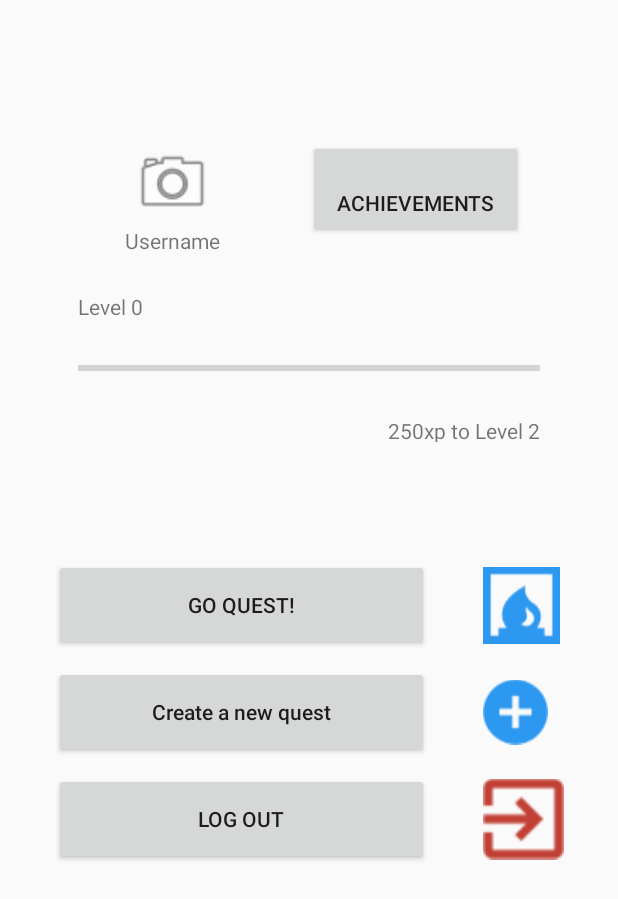
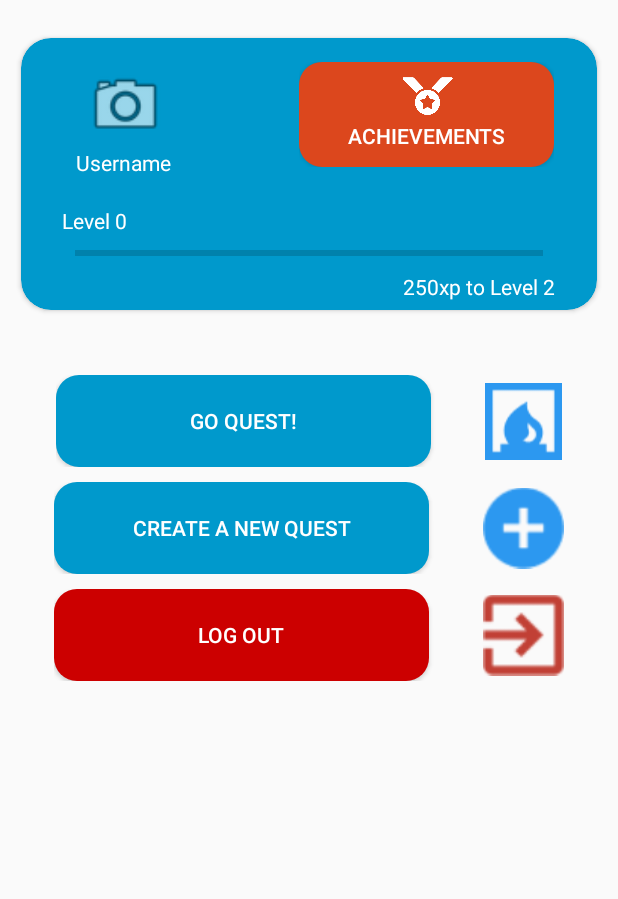
Before and after one commit to LuisPlasencia/LearnQuest, an Android app: the layout activity_perfil.xml on its own in the app's theme, with its tools: preview values and no code run, on a phone screen of 412 x 824 dp. Shown: the top 899 px of the screen. Run offline under Robolectric (Android 15) with nearby library versions, the phone set to English and light mode, and no system bars.

Commit message:
T0.3.2 Finalizando la pantalla de Profile

```diff
--- /dev/null
+++ b/app/src/main/res/drawable/button_background_profile_blue.xml
@@ -0,0 +1,7 @@
+<?xml version="1.0" encoding="utf-8"?>
+<shape xmlns:android="http://schemas.android.com/apk/res/android"
+    android:shape="rectangle" android:padding="10dp">
+    <!-- you can use any color you want I used here gray color-->
+    <solid android:color="@android:color/holo_blue_dark"/>
+    <corners android:radius="15dp"/>
+</shape>
--- /dev/null
+++ b/app/src/main/res/drawable/button_background_profile_red.xml
@@ -0,0 +1,7 @@
+<?xml version="1.0" encoding="utf-8"?>
+<shape xmlns:android="http://schemas.android.com/apk/res/android"
+    android:shape="rectangle" android:padding="10dp">
+    <!-- you can use any color you want I used here gray color-->
+    <solid android:color="@android:color/holo_red_dark"/>
+    <corners android:radius="15dp"/>
+</shape>
--- a/app/src/main/res/layout/activity_perfil.xml
+++ b/app/src/main/res/layout/activity_perfil.xml
@@ -7,100 +7,146 @@
     android:layout_height="match_parent">
 
     <LinearLayout
-        android:id="@+id/linearLayout2"
-        android:layout_width="wrap_content"
-        android:layout_height="wrap_content"
+        android:layout_width="match_parent"
+        android:layout_height="match_parent"
         android:orientation="vertical"
-        app:layout_constraintBottom_toBottomOf="parent"
+        tools:layout_editor_absoluteX="16dp"
+        tools:layout_editor_absoluteY="-206dp">
+
+        <Space
+            android:layout_width="match_parent"
+            android:layout_height="16dp" />
+
+        <androidx.cardview.widget.CardView
+            android:layout_width="400dp"
+            android:layout_height="200dp"
+            android:layout_gravity="center"
+            android:elevation="3dp"
+            app:cardBackgroundColor="@android:color/holo_blue_dark"
+            app:cardCornerRadius="20dp"
+            app:cardUseCompatPadding="true">
+
+            <androidx.constraintlayout.widget.ConstraintLayout
+                android:layout_width="match_parent"
+                android:layout_height="match_parent">
+
+                <ProgressBar
+                    android:id="@+id/progressBar"
+                    style="?android:attr/progressBarStyleHorizontal"
+                    android:layout_width="312dp"
+                    android:layout_height="63dp"
+                    android:layout_marginTop="112dp"
                     app:layout_constraintEnd_toEndOf="parent"
-        app:layout_constraintHorizontal_bias="0.231"
                     app:layout_constraintStart_toStartOf="parent"
-        app:layout_constraintTop_toTopOf="parent"
-        app:layout_constraintVertical_bias="0.126">
+                    app:layout_constraintTop_toTopOf="parent" />
+
+                <RelativeLayout
+                    android:layout_width="170dp"
+                    android:layout_height="70dp"
+                    android:layout_marginTop="16dp"
+                    app:layout_constraintEnd_toEndOf="parent"
+                    app:layout_constraintHorizontal_bias="0.865"
+                    app:layout_constraintStart_toStartOf="parent"
+                    app:layout_constraintTop_toTopOf="parent">
+
+                    <Button
+                        android:id="@+id/achievements_button"
+                        android:layout_width="170dp"
+                        android:layout_height="70dp"
+                        android:background="@drawable/button_background_math"
+                        android:includeFontPadding="false"
+                        android:paddingTop="30dp"
+                        android:text="@string/achievements_button"
+                        android:textColor="@android:color/white" />
 
                     <ImageView
-            android:id="@+id/profile_photo"
-            android:layout_width="54dp"
-            android:layout_height="55dp"
-            android:layout_gravity="center"
-            android:contentDescription="@string/photo_description"
-            app:srcCompat="@android:drawable/ic_menu_camera" />
+                        android:id="@+id/achivement_icon"
+                        android:layout_width="37dp"
+                        android:layout_height="33dp"
+                        android:layout_alignParentStart="true"
+                        android:layout_alignParentTop="true"
+                        android:layout_alignParentEnd="true"
+                        android:layout_marginStart="67dp"
+                        android:layout_marginTop="3dp"
+                        android:layout_marginEnd="66dp"
+                        android:elevation="3dp"
+                        android:outlineProvider="none"
+                        android:tint="@android:color/white"
+                        app:srcCompat="@drawable/achievement" />
+                </RelativeLayout>
 
                 <TextView
                     android:id="@+id/profile_name"
                     android:layout_width="74dp"
                     android:layout_height="22dp"
+                    android:layout_marginTop="72dp"
                     android:gravity="center"
-            android:text="@string/login_username" />
-
-    </LinearLayout>
-
-    <Button
-        android:id="@+id/achievements_button"
-        android:layout_width="143dp"
-        android:layout_height="66dp"
-        android:includeFontPadding="false"
-        android:paddingTop="30dp"
-        android:text="@string/achievements_button"
-        app:layout_constraintBottom_toBottomOf="parent"
+                    android:text="@string/login_username"
+                    android:textColor="@android:color/white"
                     app:layout_constraintEnd_toEndOf="parent"
-        app:layout_constraintHorizontal_bias="0.456"
-        app:layout_constraintStart_toEndOf="@+id/linearLayout2"
-        app:layout_constraintTop_toTopOf="parent"
-        app:layout_constraintVertical_bias="0.123" />
-
-    <LinearLayout
-        android:id="@+id/linearLayout5"
-        android:layout_width="308dp"
-        android:layout_height="100dp"
-        android:orientation="vertical"
-        app:layout_constraintBottom_toBottomOf="parent"
-        app:layout_constraintEnd_toEndOf="parent"
+                    app:layout_constraintHorizontal_bias="0.1"
                     app:layout_constraintStart_toStartOf="parent"
-        app:layout_constraintTop_toBottomOf="@+id/achievements_button"
-        app:layout_constraintVertical_bias="0.063">
+                    app:layout_constraintTop_toTopOf="parent" />
 
                 <TextView
                     android:id="@+id/level_display"
                     android:layout_width="wrap_content"
                     android:layout_height="wrap_content"
                     android:layout_gravity="start"
-            android:text="@string/level_display" />
-
-        <ProgressBar
-            android:id="@+id/progressBar"
-            style="?android:attr/progressBarStyleHorizontal"
-            android:layout_width="312dp"
-            android:layout_height="63dp" />
+                    android:layout_marginTop="112dp"
+                    android:text="@string/level_display"
+                    android:textColor="@android:color/white"
+                    app:layout_constraintEnd_toEndOf="parent"
+                    app:layout_constraintHorizontal_bias="0.081"
+                    app:layout_constraintStart_toStartOf="parent"
+                    app:layout_constraintTop_toTopOf="parent" />
 
                 <TextView
                     android:id="@+id/exp_to_display"
                     android:layout_width="wrap_content"
                     android:layout_height="wrap_content"
                     android:layout_gravity="end"
-            android:text="@string/exp_to_display" />
-    </LinearLayout>
+                    android:layout_marginTop="156dp"
+                    android:text="@string/exp_to_display"
+                    android:textColor="@android:color/white"
+                    app:layout_constraintEnd_toEndOf="parent"
+                    app:layout_constraintHorizontal_bias="0.9"
+                    app:layout_constraintStart_toStartOf="parent"
+                    app:layout_constraintTop_toTopOf="parent" />
 
-    <LinearLayout
-        android:layout_width="wrap_content"
-        android:layout_height="wrap_content"
-        android:orientation="vertical"
-        app:layout_constraintBottom_toBottomOf="parent"
+                <ImageView
+                    android:id="@+id/profile_photo"
+                    android:layout_width="54dp"
+                    android:layout_height="57dp"
+                    android:layout_gravity="center"
+                    android:layout_marginTop="16dp"
+                    android:contentDescription="@string/photo_description"
                     app:layout_constraintEnd_toEndOf="parent"
+                    app:layout_constraintHorizontal_bias="0.129"
                     app:layout_constraintStart_toStartOf="parent"
-        app:layout_constraintTop_toBottomOf="@+id/linearLayout5"
-        app:layout_constraintVertical_bias="0.24">
+                    app:layout_constraintTop_toTopOf="parent"
+                    app:srcCompat="@android:drawable/ic_menu_camera" />
+
+            </androidx.constraintlayout.widget.ConstraintLayout>
+        </androidx.cardview.widget.CardView>
+
+        <Space
+            android:layout_width="match_parent"
+            android:layout_height="34dp" />
 
         <LinearLayout
             android:id="@+id/linearLayout4"
             android:layout_width="wrap_content"
             android:layout_height="wrap_content"
+            android:layout_gravity="center"
             android:orientation="horizontal">
 
             <Button
                 android:id="@+id/go_button"
                 android:layout_width="250dp"
                 android:layout_height="61dp"
+                android:textColor="@android:color/white"
+                android:background="@drawable/button_background_profile_blue"
                 android:text="@string/go_quest_button" />
 
             <Space
@@ -124,14 +170,17 @@
             android:id="@+id/linearLayout3"
             android:layout_width="wrap_content"
             android:layout_height="wrap_content"
+            android:layout_gravity="center"
             android:orientation="horizontal">
 
             <Button
                 android:id="@+id/create_quest_button"
                 android:layout_width="250dp"
                 android:layout_height="61dp"
-                android:text="@string/new_quest_button"
-                android:textAllCaps="false" />
+                android:background="@drawable/button_background_profile_blue"
+                android:textColor="@android:color/white"
+                android:text="@string/new_quest_button" />
+
 
             <Space
                 android:layout_width="36dp"
@@ -140,7 +189,7 @@
 
             <ImageView
                 android:id="@+id/new_quest_image"
-                android:layout_width="wrap_content"
+                android:layout_width="54dp"
                 android:layout_height="match_parent"
                 android:contentDescription="@string/new_quest_icon_description"
                 app:srcCompat="@drawable/plus_createquest" />
@@ -155,17 +204,20 @@
             android:id="@+id/linearLayout6"
             android:layout_width="wrap_content"
             android:layout_height="wrap_content"
+            android:layout_gravity="center"
             android:orientation="horizontal">
 
             <Button
                 android:id="@+id/log_out_button"
                 android:layout_width="250dp"
                 android:layout_height="61dp"
+                android:background="@drawable/button_background_profile_red"
+                android:textColor="@android:color/white"
                 android:text="@string/log_out_button" />
 
             <Space
                 android:layout_width="36dp"
-                android:layout_height="0dp"
+                android:layout_height="wrap_content"
                 android:layout_weight="1" />
 
             <ImageView
@@ -174,6 +226,10 @@
                 android:layout_height="match_parent"
                 android:contentDescription="@string/log_out_icon_description"
                 app:srcCompat="@drawable/logout" />
+
+            <Space
+                android:layout_width="match_parent"
+                android:layout_height="10dp" />
         </LinearLayout>
 
     </LinearLayout>
--- a/app/src/main/res/layout/activity_quest_screen.xml
+++ b/app/src/main/res/layout/activity_quest_screen.xml
@@ -57,7 +57,6 @@
                 android:layout_width="300dp"
                 android:layout_height="100dp"
                 android:background="@drawable/button_background_math"
-
                 android:gravity="left|center_vertical"
                 android:paddingLeft="20dp"
                 android:paddingRight="20dp"
```
Also changed, not shown: app/src/main/res/drawable-v24/achievement.png (added). Lines whose indentation alone changed are shown as unchanged.
